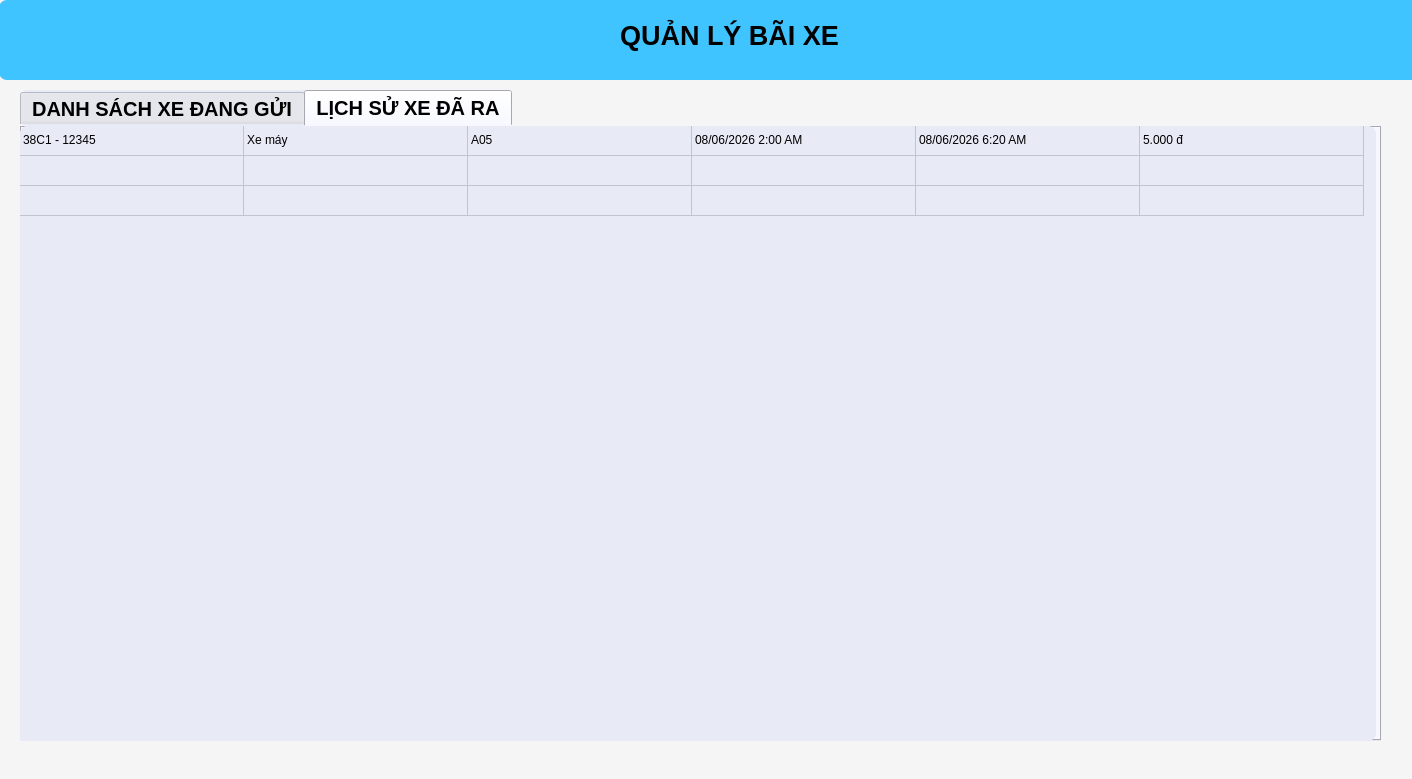
Old version of the form QLBaiDoXeThongMinh/giaodien/designer/quan_ly_bai_xe.ui in the repository hiennguyen2501/project_HeThongQuanLyBaiXeThongMinh.
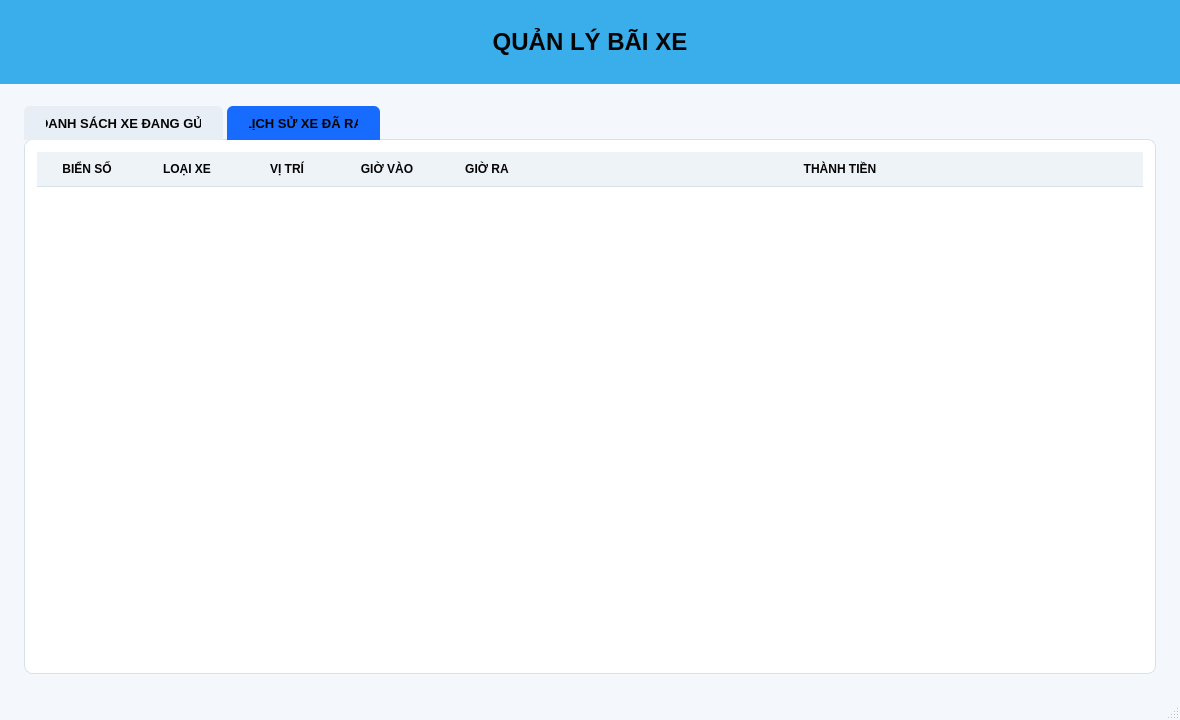
New version of the form. The open tabs and pages were chosen to show the change.

```diff
--- a/QLBaiDoXeThongMinh/giaodien/designer/quan_ly_bai_xe.ui
+++ b/QLBaiDoXeThongMinh/giaodien/designer/quan_ly_bai_xe.ui
@@ -6,51 +6,105 @@
    <rect>
     <x>0</x>
     <y>0</y>
-    <width>1412</width>
-    <height>779</height>
+    <width>1180</width>
+    <height>720</height>
    </rect>
   </property>
+  <property name="minimumSize">
+   <size>
+    <width>900</width>
+    <height>560</height>
+   </size>
+  </property>
   <property name="windowTitle">
    <string>MainWindow</string>
   </property>
   <property name="styleSheet">
-   <string notr="true">    border: none;     background-color: #F5F5F5;     border-radius: 8px;</string>
+   <string notr="true">QMainWindow,
+QWidget#centralwidget {
+    background: #F4F7FB;
+    color: #050505;
+    font-family: Arial;
+}
+QFrame#header {
+    background: #39AEEB;
+    border: none;
+}
+QLabel#label {
+    color: #050505;
+    font-size: 24px;
+    font-weight: 900;
+}
+QTabWidget::pane {
+    background: #FFFFFF;
+    border: 1px solid #D8E0EA;
+    border-radius: 8px;
+    top: -1px;
+}
+QTabBar::tab {
+    background: #E8EEF6;
+    color: #050505;
+    padding: 10px 22px;
+    border-top-left-radius: 6px;
+    border-top-right-radius: 6px;
+    margin-right: 4px;
+    font-size: 13px;
+    font-weight: 800;
+}
+QTabBar::tab:selected {
+    background: #176BFF;
+    color: #050505;
+}
+QTableWidget {
+    background: #FFFFFF;
+    color: #050505;
+    gridline-color: #D8E0EA;
+    border: none;
+    font-size: 13px;
+}
+QHeaderView::section {
+    background: #EEF3F8;
+    color: #050505;
+    padding: 8px;
+    border: none;
+    border-bottom: 1px solid #D8E0EA;
+    font-weight: 800;
+}</string>
   </property>
   <widget class="QWidget" name="centralwidget">
-   <widget class="QFrame" name="frame">
-    <property name="geometry">
-     <rect>
-      <x>-1</x>
-      <y>0</y>
-      <width>1421</width>
-      <height>80</height>
-     </rect>
+   <layout class="QVBoxLayout" name="mainLayout">
+    <property name="leftMargin">
+     <number>0</number>
     </property>
-    <property name="styleSheet">
-     <string notr="true">background-color: #40C4FF; border: none;</string>
+    <property name="topMargin">
+     <number>0</number>
     </property>
-    <property name="frameShape">
-     <enum>QFrame::StyledPanel</enum>
+    <property name="rightMargin">
+     <number>0</number>
     </property>
-    <property name="frameShadow">
-     <enum>QFrame::Raised</enum>
+    <property name="bottomMargin">
+     <number>0</number>
     </property>
+    <property name="spacing">
+     <number>0</number>
+    </property>
+    <item>
+     <widget class="QFrame" name="header">
+      <property name="minimumSize">
+       <size>
+        <width>0</width>
+        <height>84</height>
+       </size>
+      </property>
+      <property name="maximumSize">
+       <size>
+        <width>16777215</width>
+        <height>84</height>
+       </size>
+      </property>
+      <layout class="QVBoxLayout" name="headerLayout">
+       <item>
     <widget class="QLabel" name="label">
-     <property name="geometry">
-      <rect>
-       <x>580</x>
-       <y>10</y>
-       <width>301</width>
-       <height>51</height>
-      </rect>
-     </property>
-     <property name="font">
-      <font>
-       <pointsize>20</pointsize>
-       <weight>75</weight>
-       <bold>true</bold>
-      </font>
-     </property>
      <property name="text">
       <string>QUẢN LÝ BÃI XE</string>
      </property>
@@ -58,65 +112,29 @@
       <set>Qt::AlignCenter</set>
      </property>
     </widget>
-   </widget>
+       </item>
+      </layout>
+     </widget>
+    </item>
+    <item>
+     <layout class="QVBoxLayout" name="contentLayout">
+      <property name="leftMargin">
+       <number>24</number>
+      </property>
+      <property name="topMargin">
+       <number>22</number>
+      </property>
+      <property name="rightMargin">
+       <number>24</number>
+      </property>
+      <property name="bottomMargin">
+       <number>24</number>
+      </property>
+      <item>
    <widget class="QTabWidget" name="tabWidget">
-    <property name="geometry">
-     <rect>
-      <x>20</x>
-      <y>90</y>
-      <width>1361</width>
-      <height>651</height>
-     </rect>
-    </property>
-    <property name="font">
-     <font>
-      <pointsize>15</pointsize>
-      <weight>75</weight>
-      <bold>true</bold>
-     </font>
-    </property>
-    <property name="mouseTracking">
-     <bool>false</bool>
-    </property>
-    <property name="tabletTracking">
-     <bool>false</bool>
-    </property>
-    <property name="toolTip">
-     <string/>
-    </property>
-    <property name="layoutDirection">
-     <enum>Qt::LeftToRight</enum>
-    </property>
-    <property name="autoFillBackground">
-     <bool>false</bool>
-    </property>
-    <property name="styleSheet">
-     <string notr="true">background-color: #E8EAF6;    color: #000000;        border-top-left-radius: 8px;    border-top-right-radius: 8px;    border-bottom-left-radius: 8px;       border-bottom-right-radius: 8px;    margin-right: 5px;</string>
-    </property>
-    <property name="tabShape">
-     <enum>QTabWidget::Rounded</enum>
-    </property>
     <property name="currentIndex">
      <number>0</number>
     </property>
-    <property name="elideMode">
-     <enum>Qt::ElideMiddle</enum>
-    </property>
-    <property name="usesScrollButtons">
-     <bool>true</bool>
-    </property>
-    <property name="documentMode">
-     <bool>false</bool>
-    </property>
-    <property name="tabsClosable">
-     <bool>false</bool>
-    </property>
-    <property name="movable">
-     <bool>false</bool>
-    </property>
-    <property name="tabBarAutoHide">
-     <bool>false</bool>
-    </property>
     <widget class="QWidget" name="tab">
      <attribute name="title">
       <string>DANH SÁCH XE ĐANG GỬI</string>
@@ -274,180 +292,69 @@
      <attribute name="title">
       <string>LỊCH SỬ XE ĐÃ RA</string>
      </attribute>
+         <layout class="QVBoxLayout" name="tabLayout2">
+          <property name="leftMargin">
+           <number>12</number>
+          </property>
+          <property name="topMargin">
+           <number>12</number>
+          </property>
+          <property name="rightMargin">
+           <number>12</number>
+          </property>
+          <property name="bottomMargin">
+           <number>12</number>
+          </property>
+          <item>
      <widget class="QTableWidget" name="tableWidget_2">
-      <property name="geometry">
-       <rect>
-        <x>0</x>
-        <y>0</y>
-        <width>1351</width>
-        <height>621</height>
-       </rect>
-      </property>
-      <property name="autoFillBackground">
-       <bool>false</bool>
-      </property>
-      <attribute name="horizontalHeaderVisible">
-       <bool>false</bool>
-      </attribute>
-      <attribute name="horizontalHeaderCascadingSectionResizes">
-       <bool>false</bool>
-      </attribute>
-      <attribute name="horizontalHeaderDefaultSectionSize">
-       <number>224</number>
-      </attribute>
-      <attribute name="horizontalHeaderHighlightSections">
+            <property name="alternatingRowColors">
        <bool>true</bool>
-      </attribute>
-      <attribute name="horizontalHeaderMinimumSectionSize">
-       <number>39</number>
-      </attribute>
-      <attribute name="horizontalHeaderShowSortIndicator" stdset="0">
-       <bool>false</bool>
-      </attribute>
-      <attribute name="horizontalHeaderStretchLastSection">
-       <bool>false</bool>
-      </attribute>
+            </property>
       <attribute name="verticalHeaderVisible">
        <bool>false</bool>
       </attribute>
-      <attribute name="verticalHeaderCascadingSectionResizes">
-       <bool>false</bool>
-      </attribute>
-      <attribute name="verticalHeaderDefaultSectionSize">
-       <number>30</number>
-      </attribute>
-      <attribute name="verticalHeaderHighlightSections">
-       <bool>false</bool>
-      </attribute>
-      <attribute name="verticalHeaderMinimumSectionSize">
-       <number>23</number>
-      </attribute>
-      <attribute name="verticalHeaderShowSortIndicator" stdset="0">
-       <bool>false</bool>
-      </attribute>
-      <attribute name="verticalHeaderStretchLastSection">
-       <bool>false</bool>
-      </attribute>
-      <row>
-       <property name="text">
-        <string>New Row</string>
-       </property>
-      </row>
-      <row>
-       <property name="text">
-        <string>New Row</string>
-       </property>
-      </row>
-      <row>
-       <property name="text">
-        <string>New Row</string>
-       </property>
-      </row>
+            <attribute name="horizontalHeaderStretchLastSection">
+             <bool>true</bool>
+            </attribute>
       <column>
        <property name="text">
-        <string>BIỂN SỐ </string>
-       </property>
-       <property name="font">
-        <font>
-         <pointsize>10</pointsize>
-         <weight>75</weight>
-         <bold>true</bold>
-        </font>
-       </property>
+              <string>BIỂN SỐ</string>
+             </property>
       </column>
       <column>
        <property name="text">
-        <string>LOẠI XE </string>
-       </property>
-       <property name="font">
-        <font>
-         <pointsize>10</pointsize>
-         <weight>75</weight>
-         <bold>true</bold>
-        </font>
-       </property>
+              <string>LOẠI XE</string>
+             </property>
       </column>
       <column>
        <property name="text">
-        <string>VỊ TRÍ </string>
-       </property>
-       <property name="font">
-        <font>
-         <pointsize>10</pointsize>
-         <weight>75</weight>
-         <bold>true</bold>
-        </font>
-       </property>
+              <string>VỊ TRÍ</string>
+             </property>
       </column>
       <column>
        <property name="text">
-        <string>GIỜ VÀO </string>
-       </property>
-       <property name="font">
-        <font>
-         <pointsize>10</pointsize>
-         <weight>75</weight>
-         <bold>true</bold>
-        </font>
+              <string>GIỜ VÀO</string>
        </property>
       </column>
       <column>
        <property name="text">
         <string>GIỜ RA</string>
        </property>
-       <property name="font">
-        <font>
-         <pointsize>10</pointsize>
-         <weight>75</weight>
-         <bold>true</bold>
-        </font>
-       </property>
       </column>
       <column>
        <property name="text">
         <string>THÀNH TIỀN</string>
        </property>
-       <property name="font">
-        <font>
-         <pointsize>10</pointsize>
-         <weight>75</weight>
-         <bold>true</bold>
-        </font>
-       </property>
-      </column>
-      <item row="0" column="0">
-       <property name="text">
-        <string>38C1 - 12345 </string>
-       </property>
-      </item>
-      <item row="0" column="1">
-       <property name="text">
-        <string>Xe máy </string>
-       </property>
-      </item>
-      <item row="0" column="2">
-       <property name="text">
-        <string>A05</string>
-       </property>
-      </item>
-      <item row="0" column="3">
-       <property name="text">
-        <string>08/06/2026 2:00 AM</string>
-       </property>
-      </item>
-      <item row="0" column="4">
-       <property name="text">
-        <string>08/06/2026 6:20 AM</string>
-       </property>
-      </item>
-      <item row="0" column="5">
-       <property name="text">
-        <string>5.000 đ</string>
-       </property>
-      </item>
-     </widget>
-    </widget>
-   </widget>
+            </column>
+           </widget>
+          </item>
+         </layout>
+        </widget>
+       </widget>
+      </item>
+     </layout>
+    </item>
+   </layout>
   </widget>
   <widget class="QMenuBar" name="menubar">
    <property name="geometry">
```
Left out of the diff: 140 changed lines with no effect on the pictures. Lines whose indentation alone changed are shown as unchanged.
